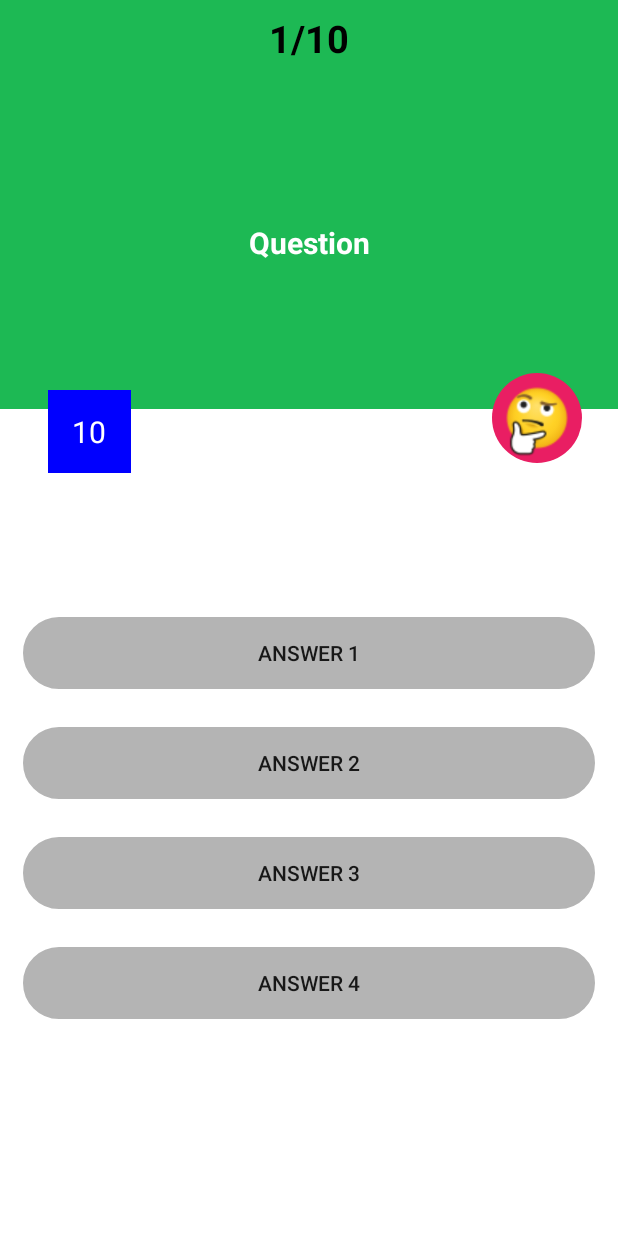
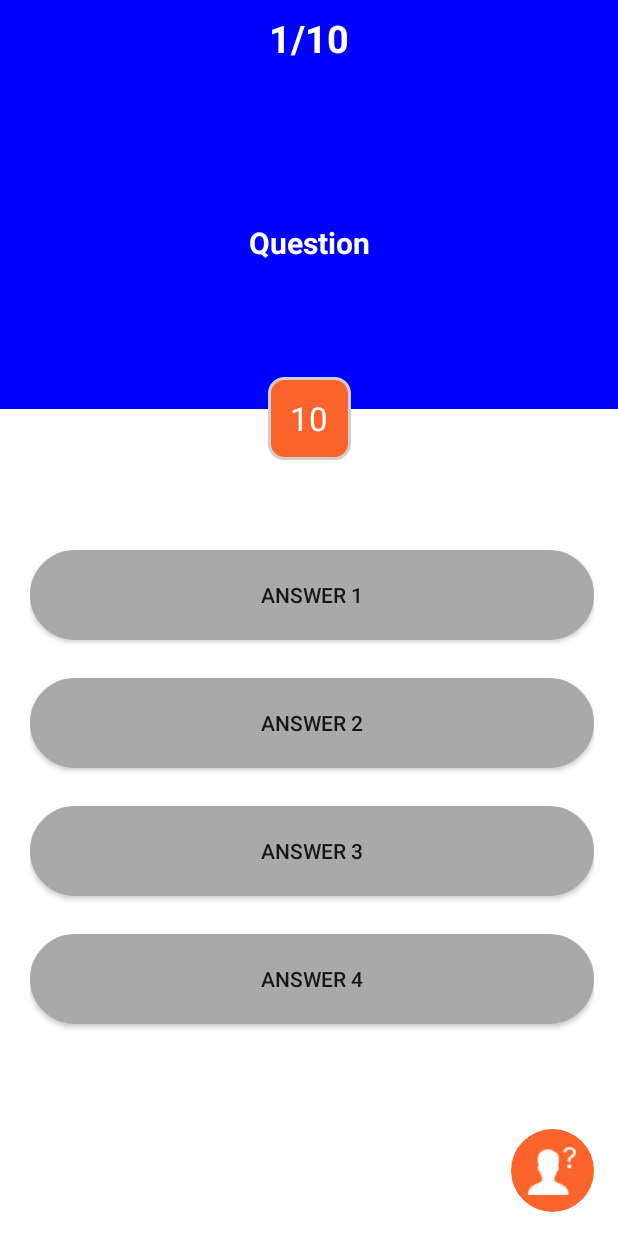
Before and after one commit to lawgimenez/KG-CAI, an Android app: the QuestionActivity screen opened directly, with no data from a screen before it, on a phone screen of 412 x 824 dp. Run offline under Robolectric (Android 15) with nearby library versions, the phone set to English and light mode, and no system bars; our stand-ins replace Firebase (no records; nobody signed in at launch, a user with empty details on screens opened directly); 1 statement that could not run was skipped.

Commit message:
Add hint feature (auto-correct). used only once

```diff
--- a/app/src/main/java/com/example/kg_cai/QuizResultActivity.java
+++ b/app/src/main/java/com/example/kg_cai/QuizResultActivity.java
@@ -2,6 +2,7 @@ package com.example.kg_cai;
 
 import static com.example.kg_cai.SplashActivity.catList;
 import static com.example.kg_cai.SplashActivity.selected_cat_index;
+import static com.example.kg_cai.SubjGridAdapter.subjName;
 
 import androidx.annotation.NonNull;
 import androidx.appcompat.app.AppCompatActivity;
@@ -56,7 +57,7 @@ public class QuizResultActivity extends AppCompatActivity {
 
         btnDone.setOnClickListener(new View.OnClickListener() {
             @Override
-            public void onClick(View v) {
+            public void onClick(View v) { //score will be stored in realtime db in specific subject name ex: Numeracy score.
                 databaseReference.child("Score").child(firebaseUser.getUid()).child("score").addListenerForSingleValueEvent(new ValueEventListener() {
                     @Override
                     public void onDataChange(@NonNull DataSnapshot snapshot) {
@@ -73,6 +74,8 @@ public class QuizResultActivity extends AppCompatActivity {
 
                     }
                 });
+
+
             }
         });
 
--- a/app/src/main/java/com/example/kg_cai/ScoreAdapter.java
+++ b/app/src/main/java/com/example/kg_cai/ScoreAdapter.java
@@ -6,6 +6,7 @@ import android.view.View;
 import android.view.ViewGroup;
 import android.widget.ImageView;
 import android.widget.TextView;
+import android.widget.Toast;
 
 import androidx.annotation.NonNull;
 import androidx.recyclerview.widget.RecyclerView;
@@ -41,6 +42,7 @@ public class ScoreAdapter extends RecyclerView.Adapter<ScoreAdapter.ScoreViewAda
 
         holder.name.setText(scoreDataModel.getName());
         holder.score.setText("Score: "+String.valueOf(scoreDataModel.getScore()));
+
         holder.rank.setText(String.valueOf(i));
         Glide.with(context).load(scoreDataModel.getImage()).into(holder.scoreImg);
 
--- a/app/src/main/java/com/example/kg_cai/SubjGridAdapter.java
+++ b/app/src/main/java/com/example/kg_cai/SubjGridAdapter.java
@@ -16,6 +16,8 @@ import java.util.Random;
 public class SubjGridAdapter extends BaseAdapter {
     private List<SubjectModel> subjList;
     private Integer[] imageid;
+
+    public static String subjName;
 
     public SubjGridAdapter(List<SubjectModel> subjList, Integer[] imageid) {
         this.subjList = subjList;
@@ -57,8 +59,10 @@ public class SubjGridAdapter extends BaseAdapter {
             }
         });
 
+
         ((TextView) view.findViewById(R.id.subjName_itemLayout)).setText(subjList.get(position).getName());
         ((ImageView) view.findViewById(R.id.subjLogo_itemLayout)).setImageResource(imageid[position]);
+
 
 //        Random rand = new Random();
 //        int color = Color.argb(255,rand.nextInt(255),rand.nextInt(255),rand.nextInt(255)); //gives you a random color for the background
--- a/app/src/main/res/anim/help_logo_anim.xml
+++ b/app/src/main/res/anim/help_logo_anim.xml
@@ -5,9 +5,8 @@
         android:pivotX="47%"
         android:toDegrees="370"
         android:fromDegrees="0"
-        android:duration="3200"
+        android:duration="2500"
         android:repeatMode="reverse"
-        android:repeatCount="infinite"
         >
     </rotate>
 </set>
--- a/app/src/main/res/drawable-v24/round_bg_white_blackcorner.xml
+++ b/app/src/main/res/drawable-v24/round_bg_white_blackcorner.xml
@@ -3,8 +3,9 @@
     android:shape="rectangle"
     >
     <corners android:radius="100dp"/>
-    <stroke android:color="@color/white"
+    <stroke android:color="@color/black"
         android:width="1.5dp"/>
+    <solid android:color="#B8B8B8" />
 
 
 </shape>
--- /dev/null
+++ b/app/src/main/res/drawable/round_timer_bg.xml
@@ -0,0 +1,7 @@
+<?xml version="1.0" encoding="utf-8"?>
+<shape xmlns:android="http://schemas.android.com/apk/res/android">
+    <stroke android:width="2dp" android:color="#D0CFCC" />
+    <solid android:color="#FC642D" />
+    <corners android:radius="10dp" />
+    <padding android:left="2dp" android:top="2dp" android:right="2dp" android:bottom="2dp" />
+</shape>
--- /dev/null
+++ b/app/src/main/res/drawable/round_timer_bg_red.xml
@@ -0,0 +1,7 @@
+<?xml version="1.0" encoding="utf-8"?>
+<shape xmlns:android="http://schemas.android.com/apk/res/android">
+    <stroke android:width="2dp" android:color="#D0CFCC" />
+    <solid android:color="#E91E1E" />
+    <corners android:radius="10dp" />
+    <padding android:left="2dp" android:top="2dp" android:right="2dp" android:bottom="2dp" />
+</shape>
--- a/app/src/main/res/layout/activity_leaderboards.xml
+++ b/app/src/main/res/layout/activity_leaderboards.xml
@@ -37,7 +37,7 @@
         app:layout_constraintBottom_toBottomOf="parent"
         app:layout_constraintEnd_toEndOf="parent"
         app:layout_constraintStart_toStartOf="parent"
-        app:layout_constraintTop_toBottomOf="@+id/mainToolbar"
+        app:layout_constraintTop_toBottomOf="@+id/toolbar_leaderboards"
         app:layout_constraintVertical_bias="0.499" />
 
 </androidx.constraintlayout.widget.ConstraintLayout>
--- a/app/src/main/res/layout/activity_question.xml
+++ b/app/src/main/res/layout/activity_question.xml
@@ -11,7 +11,7 @@
         android:id="@+id/linearLayout"
         android:layout_width="0dp"
         android:layout_height="wrap_content"
-        android:background="#1DB954"
+        android:background="#0000FF"
         android:orientation="vertical"
         app:layout_constraintEnd_toEndOf="parent"
         app:layout_constraintStart_toStartOf="parent"
@@ -21,10 +21,11 @@
             android:id="@+id/tvQuesNumber_question"
             android:layout_width="match_parent"
             android:layout_height="wrap_content"
+            android:background="#0000FF"
             android:gravity="center"
             android:padding="8dp"
             android:text="1/10"
-            android:textColor="@color/black"
+            android:textColor="@color/white"
             android:textSize="25sp"
             android:textStyle="bold" />
 
@@ -33,7 +34,7 @@
             android:layout_width="match_parent"
             android:layout_height="210dp"
             android:layout_margin="6dp"
-            android:background="#1DB954"
+            android:background="#0000FF"
             android:gravity="center"
             android:text="Question"
             android:textColor="@color/white"
@@ -45,28 +46,26 @@
         android:id="@+id/linearLayout2"
         android:layout_width="0dp"
         android:layout_height="0dp"
-        android:layout_marginStart="15dp"
-        android:layout_marginTop="30dp"
-        android:layout_marginEnd="15dp"
-        android:layout_marginBottom="10dp"
+        android:layout_marginStart="20dp"
+        android:layout_marginTop="24dp"
+        android:layout_marginEnd="16dp"
         android:background="@color/white"
         android:gravity="center"
         android:orientation="vertical"
-        app:layout_constraintBottom_toBottomOf="parent"
+        app:layout_constraintBottom_toTopOf="@+id/img_help"
         app:layout_constraintEnd_toEndOf="parent"
         app:layout_constraintHorizontal_bias="0.555"
         app:layout_constraintStart_toStartOf="parent"
-        app:layout_constraintTop_toBottomOf="@+id/linearLayout"
-        app:layout_constraintVertical_bias="0.0">
+        app:layout_constraintTop_toBottomOf="@+id/linearLayout">
 
 
         <androidx.appcompat.widget.AppCompatButton
             android:id="@+id/btnOption1_question"
             android:layout_width="match_parent"
-            android:layout_height="wrap_content"
+            android:layout_height="60dp"
             android:layout_marginBottom="25dp"
             android:background="@drawable/round_bg_white_blackcorner"
-            android:backgroundTint="#b4b4b4"
+            android:backgroundTint="#A9A9A9"
             android:elevation="3dp"
             android:padding="13dp"
             android:text="Answer 1" />
@@ -74,10 +73,10 @@
         <androidx.appcompat.widget.AppCompatButton
             android:id="@+id/btnOption2_question"
             android:layout_width="match_parent"
-            android:layout_height="wrap_content"
+            android:layout_height="60dp"
             android:layout_marginBottom="25dp"
             android:background="@drawable/round_bg_white_blackcorner"
-            android:backgroundTint="#b4b4b4"
+            android:backgroundTint="#A9A9A9"
             android:elevation="3dp"
             android:padding="13dp"
             android:text="Answer 2" />
@@ -85,10 +84,10 @@
         <androidx.appcompat.widget.AppCompatButton
             android:id="@+id/btnOption3_question"
             android:layout_width="match_parent"
-            android:layout_height="wrap_content"
+            android:layout_height="60dp"
             android:layout_marginBottom="25dp"
             android:background="@drawable/round_bg_white_blackcorner"
-            android:backgroundTint="#b4b4b4"
+            android:backgroundTint="#A9A9A9"
             android:elevation="3dp"
             android:padding="13dp"
             android:text="Answer 3" />
@@ -96,10 +95,9 @@
         <androidx.appcompat.widget.AppCompatButton
             android:id="@+id/btnOption4_question"
             android:layout_width="match_parent"
-            android:layout_height="wrap_content"
-            android:layout_marginBottom="25dp"
+            android:layout_height="60dp"
             android:background="@drawable/round_bg_white_blackcorner"
-            android:backgroundTint="#b4b4b4"
+            android:backgroundTint="#A9A9A9"
             android:elevation="3dp"
             android:padding="13dp"
             android:text="Answer 4" />
@@ -110,29 +108,29 @@
         android:id="@+id/tvCountdown_question"
         android:layout_width="55dp"
         android:layout_height="55dp"
-        android:layout_marginStart="32dp"
-        android:background="#0000FF"
+        android:layout_marginBottom="12dp"
+        android:background="@drawable/round_timer_bg"
         android:gravity="center"
         android:text="10"
         android:textColor="@color/white"
-        android:textSize="20sp"
+        android:textSize="22sp"
         app:layout_constraintBottom_toTopOf="@+id/linearLayout2"
+        app:layout_constraintEnd_toEndOf="parent"
         app:layout_constraintStart_toStartOf="parent"
         app:layout_constraintTop_toBottomOf="@+id/linearLayout" />
 
     <ImageView
         android:id="@+id/img_help"
-        android:layout_width="60dp"
-        android:layout_height="60dp"
-        android:layout_marginEnd="24dp"
+        android:layout_width="55dp"
+        android:layout_height="55dp"
         android:background="@drawable/sets_bg"
-        android:backgroundTint="#E91E63"
-        android:padding="3dp"
-        app:layout_constraintBottom_toTopOf="@+id/linearLayout2"
+        android:backgroundTint="#FC642D"
+        android:layout_marginEnd="16dp"
+        android:layout_marginBottom="16dp"
+        android:padding="10dp"
+        app:layout_constraintBottom_toBottomOf="parent"
         app:layout_constraintEnd_toEndOf="parent"
-        app:layout_constraintTop_toBottomOf="@+id/linearLayout"
-        app:layout_constraintVertical_bias="0.812"
-        app:srcCompat="@drawable/play_logo" />
+        app:srcCompat="@drawable/hint_logo" />
 
 
 </androidx.constraintlayout.widget.ConstraintLayout>
```
Also changed, not shown: app/src/main/java/com/example/kg_cai/ProfileActivity.java (+8 -5 lines), app/src/main/java/com/example/kg_cai/QuestionActivity.java (+40 -5 lines), app/src/main/res/drawable-v24/hint_logo.png (added), app/src/main/res/drawable-v24/play_logo.png (deleted).
